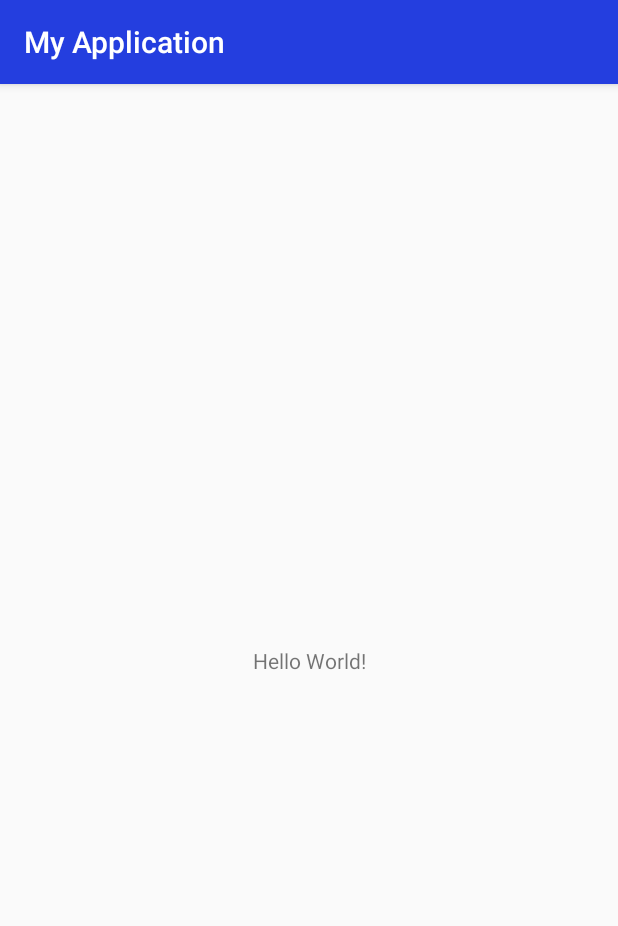
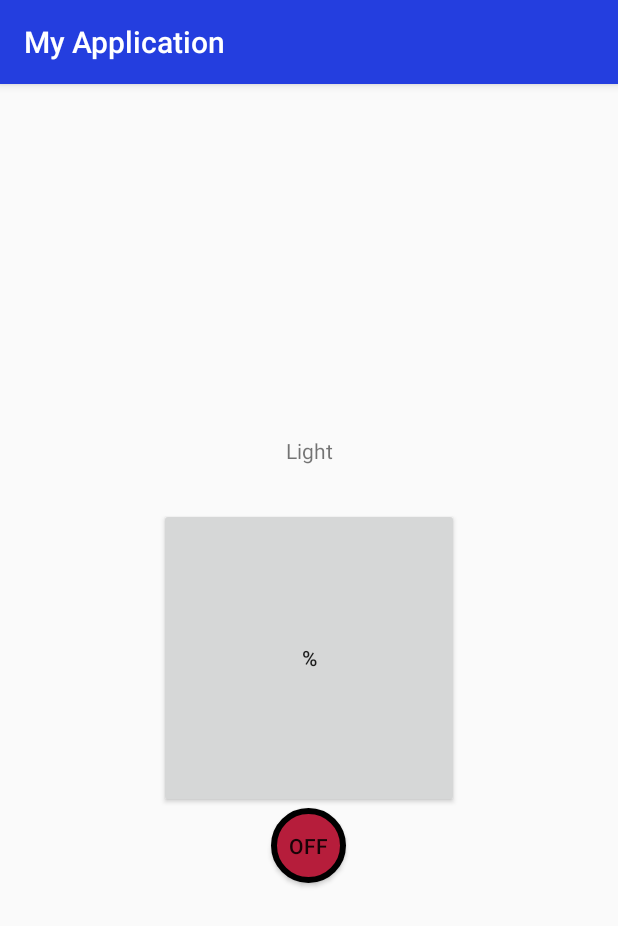
Before and after one commit to gleb-bukbantaev/smarthome, an Android app: the screen it shows after launch (MainActivity), on a phone screen of 412 x 824 dp. Shown: the top 926 px of the screen. Run offline under Robolectric (Android 15) with nearby library versions, the phone set to English and light mode, and no system bars; network calls fail; 1 statement that could not run was skipped.

```diff
--- a/app/build.gradle
+++ b/app/build.gradle
@@ -42,5 +42,9 @@ dependencies {
     implementation 'com.squareup.retrofit2:retrofit:2.7.1'
     implementation 'com.squareup.retrofit2:converter-gson:2.7.1'
     implementation 'com.google.code.gson:gson:2.8.6'
+    implementation 'org.jetbrains.kotlinx:kotlinx-coroutines-core:1.3.8'
+    implementation 'org.jetbrains.kotlinx:kotlinx-coroutines-android:1.3.8'
+    implementation 'androidx.lifecycle:lifecycle-runtime-ktx:2.2.0'
+    implementation "androidx.swiperefreshlayout:swiperefreshlayout:1.0.0"
 
 }
--- a/app/src/main/AndroidManifest.xml
+++ b/app/src/main/AndroidManifest.xml
@@ -2,6 +2,7 @@
 <manifest xmlns:android="http://schemas.android.com/apk/res/android"
     package="com.example.myapplication">
 
+    <uses-permission android:name="android.permission.INTERNET" />
     <application
         android:allowBackup="true"
         android:icon="@mipmap/ic_launcher"
--- a/app/src/main/java/com/example/myapplication/Data/TemperatureInsideState.kt
+++ b/app/src/main/java/com/example/myapplication/Data/TemperatureInsideState.kt
@@ -7,6 +7,4 @@ class TemperatureInsideState (
     val top : Int,
     val low : Int,
     val value : Int
-) {
-
-}
+)
--- a/app/src/main/java/com/example/myapplication/MainActivity.kt
+++ b/app/src/main/java/com/example/myapplication/MainActivity.kt
@@ -2,10 +2,23 @@ package com.example.myapplication
 
 import androidx.appcompat.app.AppCompatActivity
 import android.os.Bundle
+import androidx.fragment.app.Fragment
+import com.example.myapplication.ui.LightFragment
 
 class MainActivity : AppCompatActivity() {
     override fun onCreate(savedInstanceState: Bundle?) {
         super.onCreate(savedInstanceState)
         setContentView(R.layout.activity_main)
+        if (savedInstanceState == null) {
+            navigateTo(LightFragment())
+        }
+
     }
+    fun navigateTo(fragment: Fragment) {
+        supportFragmentManager
+            .beginTransaction()
+            .replace(R.id.container, fragment)
+            .commit()
+    }
+
 }
--- a/app/src/main/java/com/example/myapplication/ui/LightFragment.kt
+++ b/app/src/main/java/com/example/myapplication/ui/LightFragment.kt
@@ -4,15 +4,61 @@ import android.os.Bundle
 import android.view.LayoutInflater
 import android.view.View
 import android.view.ViewGroup
+import android.widget.Button
 import androidx.fragment.app.Fragment
+import androidx.lifecycle.lifecycleScope
+import androidx.swiperefreshlayout.widget.SwipeRefreshLayout
 import com.example.myapplication.R
+import com.example.myapplication.data.LightState
+import kotlinx.android.synthetic.main.fragment_light.*
+import kotlinx.coroutines.launch
 
-class LightFragment: Fragment() {
+class LightFragment : Fragment() {
     override fun onCreateView(
         inflater: LayoutInflater,
         container: ViewGroup?,
         savedInstanceState: Bundle?
     ): View? {
-        return inflater.inflate(R.layout.fragment_light, container, false)
+        val view = inflater.inflate(R.layout.fragment_light, container, false)
+        val refresh = view.findViewById<SwipeRefreshLayout>(R.id.refresh_light)
+
+        refresh.setOnRefreshListener {
+            update()
+            refresh.isRefreshing = false
+        }
+        return view
+}
+
+    var lamp: Boolean = false
+    var minLevel: Int = 0
+    var maxLevel: Int = 0
+    var nowlevel: Int = 0
+
+    fun update() {
+        val lightValue = view!!.findViewById<Button>(R.id.light_main)
+        lifecycleScope.launch {
+            val state = WebClient.getLightState()
+            lamp = state.state
+            minLevel = state.top
+            maxLevel = state.low
+            nowlevel = state.value
+            lightValue.text = "$nowlevel %"
+        }
+
     }
+
+    override fun onViewCreated(view: View, savedInstanceState: Bundle?) {
+        update()
+        lightOnOff.setOnClickListener {
+          try {
+              lifecycleScope.launch {
+                  WebClient.setLightState(
+                      LightState(!lamp, minLevel, maxLevel, 0)
+                  )
+                  update()
+              }
+          }catch (e:Exception){}
+        }
+    }
+
 }
--- a/app/src/main/java/com/example/myapplication/web/APIService.kt
+++ b/app/src/main/java/com/example/myapplication/web/ApiService.kt
@@ -2,16 +2,17 @@ package com.example.myapplication.web
 
 import com.example.myapplication.data.HumidityState
 import com.example.myapplication.data.LightState
+import retrofit2.http.Body
 import retrofit2.http.GET
 import retrofit2.http.POST
 
-interface APIService {
+interface ApiService {
     @GET("get/light/state")
     suspend fun getLightState():LightState
-    @POST("post/light/state")
-    suspend fun getLightState(state:LightState)
+    @POST("set/light/state")
+    suspend fun setLightState(@Body state:LightState)
     @GET("get/humidity/state")
     suspend fun getHumidityState():HumidityState
-    @POST("post/humidity/state")
-    suspend fun postHumidityState(state:HumidityState)
+    @POST("set/humidity/state")
+    suspend fun setHumidityState(state:HumidityState)
 }
--- /dev/null
+++ b/app/src/main/java/com/example/myapplication/web/WebClient.kt
@@ -0,0 +1,37 @@
+import com.example.myapplication.data.LightState
+import com.example.myapplication.web.ApiService
+import com.google.gson.FieldNamingPolicy
+import com.google.gson.GsonBuilder
+import kotlinx.coroutines.Dispatchers
+import kotlinx.coroutines.withContext
+import retrofit2.Retrofit
+import retrofit2.converter.gson.GsonConverterFactory
+
+object WebClient {
+
+
+    val gson = GsonBuilder()
+        .setFieldNamingPolicy(FieldNamingPolicy.LOWER_CASE_WITH_UNDERSCORES)
+        .create()
+
+
+    val api = Retrofit.Builder()
+        .baseUrl("https://ms.newtonbox.ru/smarthome3/")
+        .addConverterFactory(GsonConverterFactory.create())
+        .build()
+        .create(ApiService::class.java)
+
+    suspend fun getLightState(): LightState {
+        return withContext(Dispatchers.IO) {
+            api.getLightState()
+        }
+    }
+
+    suspend fun setLightState(state: LightState) {
+        return withContext(Dispatchers.IO) {
+            api.setLightState(state)
+        }
+    }
+
+
+}
--- a/app/src/main/res/layout/activity_main.xml
+++ b/app/src/main/res/layout/activity_main.xml
@@ -1,18 +1,10 @@
 <?xml version="1.0" encoding="utf-8"?>
-<androidx.constraintlayout.widget.ConstraintLayout xmlns:android="http://schemas.android.com/apk/res/android"
+<FrameLayout xmlns:android="http://schemas.android.com/apk/res/android"
     xmlns:app="http://schemas.android.com/apk/res-auto"
     xmlns:tools="http://schemas.android.com/tools"
     android:layout_width="match_parent"
     android:layout_height="match_parent"
-    tools:context=".MainActivity">
+    tools:context=".MainActivity"
+    android:id="@+id/container">
 
-    <TextView
-        android:layout_width="wrap_content"
-        android:layout_height="wrap_content"
-        android:text="Hello World!"
-        app:layout_constraintBottom_toBottomOf="parent"
-        app:layout_constraintLeft_toLeftOf="parent"
-        app:layout_constraintRight_toRightOf="parent"
-        app:layout_constraintTop_toTopOf="parent" />
-
-</androidx.constraintlayout.widget.ConstraintLayout>
+</FrameLayout>
--- a/app/src/main/res/layout/fragment_camera.xml
+++ b/app/src/main/res/layout/fragment_camera.xml
@@ -24,7 +24,7 @@
         tools:layout_editor_absoluteY="111dp"
         tools:srcCompat="@tools:sample/avatars" />
 
-    <ImageView
+    <ImageButton
         android:layout_width="200dp"
         android:layout_height="200dp"
         android:layout_gravity="center"
--- a/app/src/main/res/layout/fragment_humidity.xml
+++ b/app/src/main/res/layout/fragment_humidity.xml
@@ -15,7 +15,7 @@
 
     </TextView>
 
-    <com.google.android.material.button.MaterialButton
+    <Button
         android:layout_width="200dp"
         android:layout_height="200dp"
         android:layout_gravity="center"
--- a/app/src/main/res/layout/fragment_light.xml
+++ b/app/src/main/res/layout/fragment_light.xml
@@ -1,4 +1,9 @@
 <?xml version="1.0" encoding="utf-8"?>
+<androidx.swiperefreshlayout.widget.SwipeRefreshLayout
+    android:id="@+id/refresh_light"
+    android:layout_width="match_parent"
+    android:layout_height="match_parent"
+    xmlns:android="http://schemas.android.com/apk/res/android">
 <LinearLayout xmlns:android="http://schemas.android.com/apk/res/android"
     android:layout_width="match_parent"
     android:layout_height="match_parent"
@@ -15,13 +20,14 @@
 
     </TextView>
 
-    <com.google.android.material.button.MaterialButton
+    <Button
+        android:id="@+id/light_main"
         android:layout_width="200dp"
         android:layout_height="200dp"
         android:text="%"/>
 
     <ToggleButton
-        android:id="@+id/toggleButton"
+        android:id="@+id/lightOnOff"
         android:layout_width="50dp"
         android:layout_height="50dp"
         android:layout_gravity="center"
@@ -32,3 +38,4 @@
 
         />
 </LinearLayout>
+</androidx.swiperefreshlayout.widget.SwipeRefreshLayout>
--- a/app/src/main/res/layout/fragment_lock.xml
+++ b/app/src/main/res/layout/fragment_lock.xml
@@ -13,7 +13,7 @@
 
     </TextView>
 
-    <ImageView
+    <ImageButton
         android:layout_width="200dp"
         android:layout_height="200dp"
         android:layout_gravity="center"/>
--- a/app/src/main/res/layout/fragment_temperature_inside.xml
+++ b/app/src/main/res/layout/fragment_temperature_inside.xml
@@ -15,7 +15,7 @@
 
     </TextView>
 
-    <com.google.android.material.button.MaterialButton
+    <Button
         android:layout_width="200dp"
         android:layout_height="200dp"
         android:layout_gravity="center"
```
